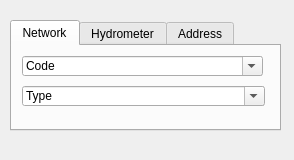
The window that search/ui/search_plus_dialog.ui (Giswater/giswater_qgis_plugin) describes before a commit, drawn with Qt 5.
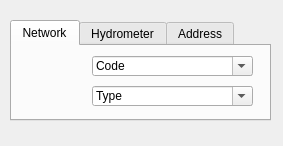
The same window after the commit.

Diff of the .ui file:
```diff
--- a/search/ui/search_plus_dialog.ui
+++ b/search/ui/search_plus_dialog.ui
@@ -6,8 +6,8 @@
    <rect>
     <x>0</x>
     <y>0</y>
-    <width>294</width>
-    <height>160</height>
+    <width>283</width>
+    <height>146</height>
    </rect>
   </property>
   <property name="windowTitle">
@@ -18,8 +18,8 @@
     <rect>
      <x>10</x>
      <y>20</y>
-     <width>271</width>
-     <height>111</height>
+     <width>261</width>
+     <height>101</height>
     </rect>
    </property>
    <property name="currentIndex">
@@ -32,9 +32,9 @@
     <widget class="QComboBox" name="network_code">
      <property name="geometry">
       <rect>
-       <x>10</x>
+       <x>80</x>
        <y>10</y>
-       <width>241</width>
+       <width>161</width>
        <height>20</height>
       </rect>
      </property>
@@ -50,9 +50,9 @@
     <widget class="QComboBox" name="network_type">
      <property name="geometry">
       <rect>
-       <x>10</x>
+       <x>80</x>
        <y>40</y>
-       <width>243</width>
+       <width>161</width>
        <height>20</height>
       </rect>
      </property>
```
Left out of the diff: 18 changed lines with no effect on the pictures.
